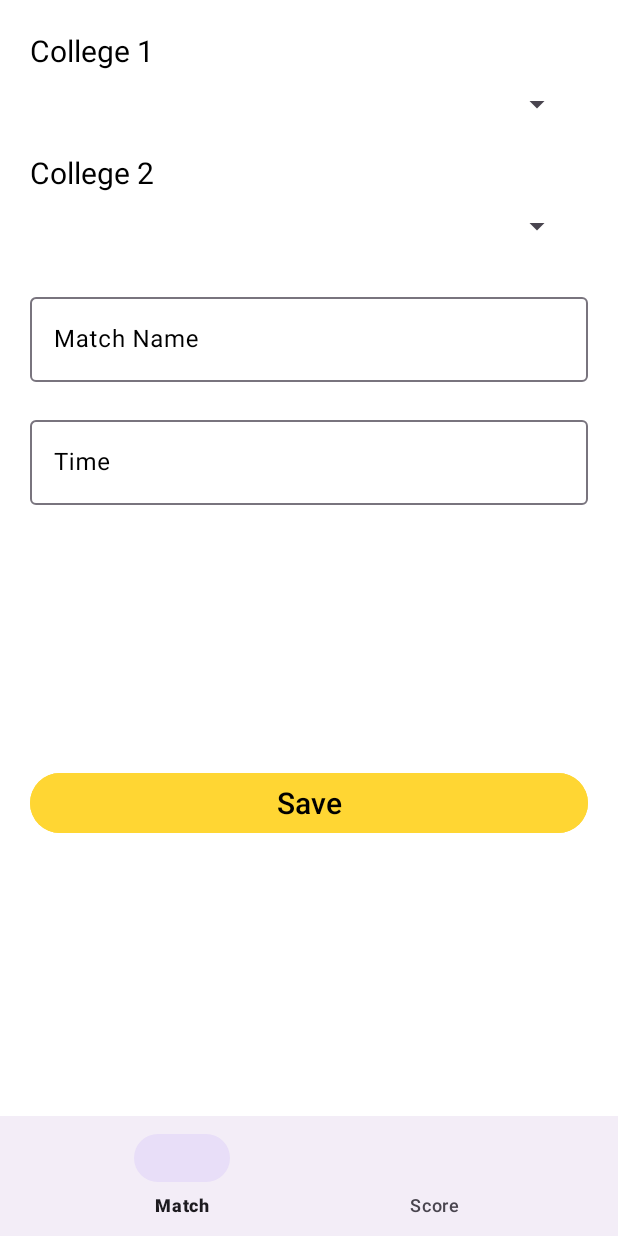
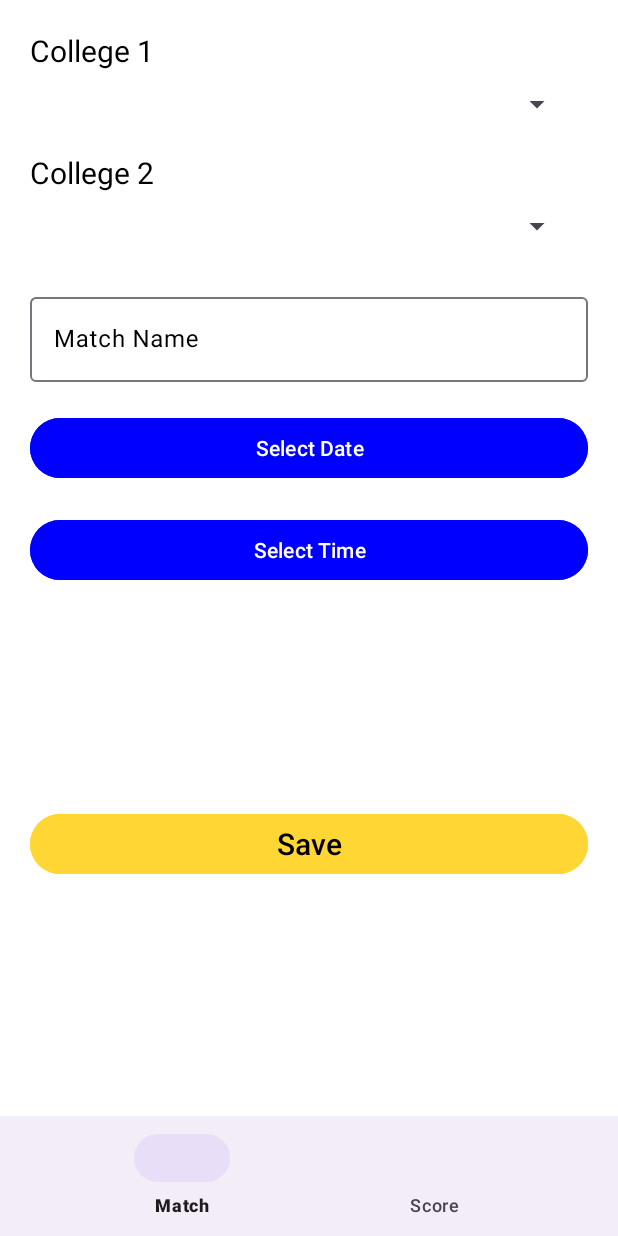
Before and after one commit to deadmoont/Admin_Asmita, an Android app: the fragment AddMatch placed in its activity, on a phone screen of 412 x 824 dp. Run offline under Robolectric (Android 15) with nearby library versions, the phone set to English and light mode, and no system bars; our stand-ins replace Firebase (no records; nobody signed in at launch, a user with empty details on screens opened directly).

Commit message:
commit 4 Aashray Mahajan

```diff
--- a/app/src/main/java/com/example/adminappasmita/Fragment/AddMatch.kt
+++ b/app/src/main/java/com/example/adminappasmita/Fragment/AddMatch.kt
@@ -1,5 +1,7 @@
 package com.example.adminappasmita.Fragment
 
+import android.app.DatePickerDialog
+import android.app.TimePickerDialog
 import android.content.Context
 import android.graphics.Color
 import android.os.Bundle
@@ -9,6 +11,9 @@ import android.view.View
 import android.view.ViewGroup
 import android.widget.AdapterView
 import android.widget.ArrayAdapter
+import android.widget.Button
+import android.widget.DatePicker
+import android.widget.TimePicker
 import android.widget.Toast
 import androidx.core.widget.addTextChangedListener
 import com.example.adminappasmita.Adapter.CustomSpinnerAdapter
@@ -17,11 +22,19 @@ import com.example.adminappasmita.R
 import com.example.adminappasmita.databinding.FragmentAddMatchBinding
 import com.google.android.material.snackbar.Snackbar
 import com.google.firebase.firestore.FirebaseFirestore
+import java.util.Calendar
+import java.util.Locale
 import java.util.UUID
 
 class AddMatch : Fragment() {
     private lateinit var binding: FragmentAddMatchBinding
     private val firestore: FirebaseFirestore = FirebaseFirestore.getInstance()
+    private lateinit var calendar: Calendar
+    private var year: Int = 0
+    private var month: Int = 0
+    private var day: Int = 0
+    private var hour: Int = 0
+    private var minute: Int = 0
     override fun onCreateView(
         inflater: LayoutInflater, container: ViewGroup?, savedInstanceState: Bundle?
     ): View {
@@ -41,6 +54,42 @@ class AddMatch : Fragment() {
             override fun onNothingSelected(parent: AdapterView<*>?) {
             }
         }
+        calendar = Calendar.getInstance()
+        year = calendar.get(Calendar.YEAR)
+        month = calendar.get(Calendar.MONTH)
+        day = calendar.get(Calendar.DAY_OF_MONTH)
+        binding.date.setOnClickListener {
+            val datePickerDialog = DatePickerDialog(
+                requireContext(),
+                { _: DatePicker?, selectedYear: Int, selectedMonth: Int, selectedDay: Int ->
+                    binding.date.text = "$selectedYear-${selectedMonth + 1}-$selectedDay"
+                },
+                year, month, day
+            )
+
+            // Show the DatePickerDialog
+            datePickerDialog.show()
+        }
+        hour = calendar.get(Calendar.HOUR_OF_DAY)
+        minute = calendar.get(Calendar.MINUTE)
+
+        // Set an onClickListener for the button
+        binding.Time.setOnClickListener {
+            // Create a TimePickerDialog
+            val timePickerDialog = TimePickerDialog(
+                requireContext(),
+                { _: TimePicker?, selectedHour: Int, selectedMinute: Int ->
+                    // Update the selected time in the button
+                    val formattedHour = if (selectedHour > 12) selectedHour - 12 else selectedHour
+                    val amPm = if (selectedHour >= 12) "PM" else "AM"
+                    binding.Time.text = String.format(Locale.getDefault(), "%02d:%02d %s", formattedHour, selectedMinute, amPm)
+                },
+                hour, minute, false // Set is24HourView to false for 12-hour format
+            )
+
+            // Show the TimePickerDialog
+            timePickerDialog.show()
+        }
         binding.clg2.onItemSelectedListener = object : AdapterView.OnItemSelectedListener {
             override fun onItemSelected(
                 parent: AdapterView<*>?, view: android.view.View?, position: Int, id: Long
@@ -55,7 +104,7 @@ class AddMatch : Fragment() {
             val text1 = it.toString()
         }
 
-        binding.time.addTextChangedListener {
+        binding.Time.addTextChangedListener {
             val text2 = it.toString()
         }
 
@@ -63,7 +112,7 @@ class AddMatch : Fragment() {
             val clgName1 = binding.clg1.selectedItem as IIIT_Options
             val clgName2 = binding.clg2.selectedItem as IIIT_Options
             val editText1Value = binding.matTxt.text.toString()
-            val editText2Value = binding.time.text.toString()
+            val editText2Value = binding.Time.text.toString()
 
             if (editText1Value.isNotEmpty() && editText2Value.isNotEmpty()) {
                 saveDataToFirestore(
--- a/app/src/main/res/layout/fragment_add_match.xml
+++ b/app/src/main/res/layout/fragment_add_match.xml
@@ -72,24 +72,23 @@
                 android:textSize="16sp" />
         </com.google.android.material.textfield.TextInputLayout>
 
-
-        <com.google.android.material.textfield.TextInputLayout
+        <Button
+            android:id="@+id/date"
             android:layout_width="match_parent"
             android:layout_height="wrap_content"
             android:layout_marginTop="20dp"
-            android:textColorHint="@color/black">
+            android:text="Select Date"
+            android:backgroundTint="#0000FF"/>
 
-            <com.google.android.material.textfield.TextInputEditText
-                android:id="@+id/time"
-                android:layout_width="match_parent"
-                android:layout_height="wrap_content"
-                android:hint="Time"
-                android:inputType="text"
-                android:maxLines="1"
-                android:textColor="@color/black"
-                android:textColorHint="@color/black"
-                android:textSize="16sp" />
-        </com.google.android.material.textfield.TextInputLayout>
+
+        <Button
+            android:id="@+id/Time"
+            android:layout_width="match_parent"
+            android:layout_height="wrap_content"
+            android:layout_marginTop="20dp"
+            android:text="Select Time"
+            android:backgroundTint="#0000FF"/>
+
     </LinearLayout>
 
     <Button
```
